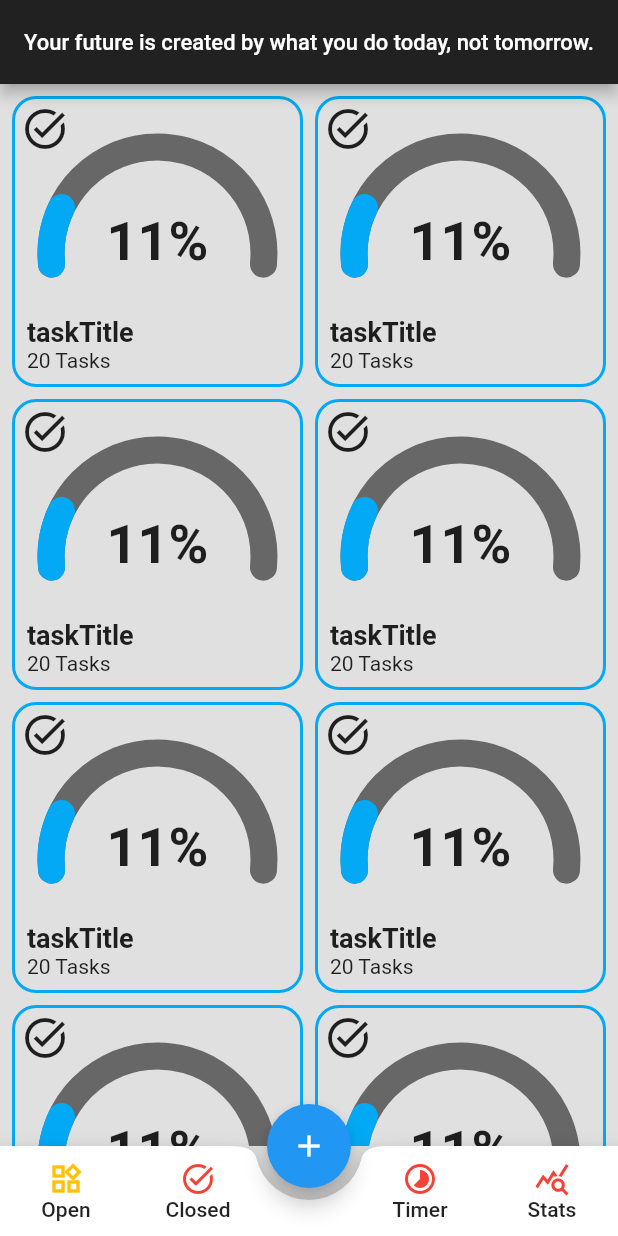
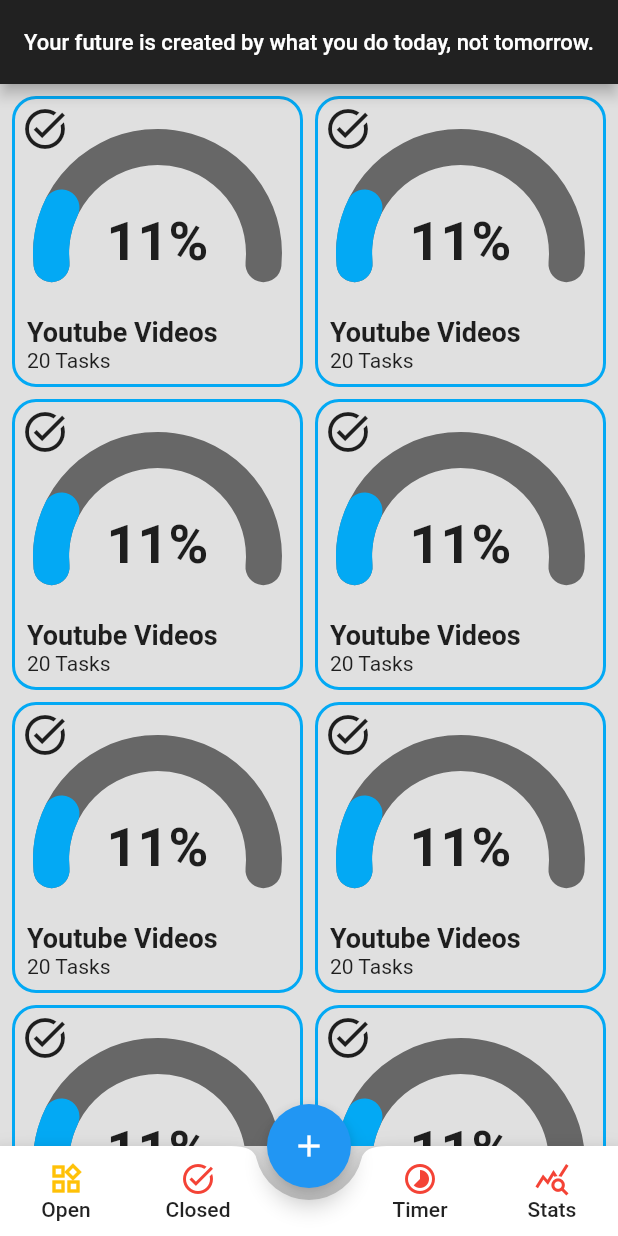
Before and after one commit to tolgasozbir/flutter_done.app, a Flutter app: the screen it shows after launch, on a phone screen of 412 x 824 dp. Run offline on Flutter 3.47's test engine with Material 2 defaults, Android fonts, the light colour scheme and no system bars; our stand-ins replace flutter_local_notifications, hive, hive_flutter, lottie; accounts and stored records are empty; statements that could not run were skipped.

Commit message:
task detail ui & task hive model

```diff
--- a/lib/constants/hive_constants.dart
+++ b/lib/constants/hive_constants.dart
@@ -1,4 +1,7 @@
 class HiveConstants {
   static const habitTypeId = 1;
   static const habitBoxName = "habits";
+
+  static const taskTypeId = 2;
+  static const taskBoxName = "tasks";
 }
--- /dev/null
+++ b/lib/models/task_model.dart
@@ -0,0 +1,31 @@
+import 'package:flutter/material.dart';
+import 'package:habit_tracker/constants/hive_constants.dart';
+import 'package:hive/hive.dart';
+
+part 'task_model.g.dart';
+
+@HiveType(typeId: HiveConstants.taskTypeId)
+class Task {
+
+  @HiveField(0)
+  late String taskTitle;
+  @HiveField(1)
+  late String taskDescription;
+  @HiveField(2)
+  late int taskCount;
+  @HiveField(3)
+  late double taskCompletionPercentage;
+  @HiveField(4)
+  late IconData taskIconData;
+  @HiveField(5)
+  late Color taskColor;
+
+  Task({
+    required this.taskTitle,
+    required this.taskDescription,
+    required this.taskCount,
+    required this.taskCompletionPercentage,
+    required this.taskIconData,
+    required this.taskColor,
+  });
+}
--- a/lib/screens/goals_view.dart
+++ b/lib/screens/goals_view.dart
@@ -1,5 +1,6 @@
 import 'dart:math';
 import 'package:flutter/material.dart';
+import 'package:habit_tracker/models/task_model.dart';
 import '../widgets/task_progress_card.dart';
 
 class GoalsView extends StatelessWidget  {
@@ -17,11 +18,14 @@
       itemCount: 12,
       itemBuilder: (BuildContext context, int index) {
         return TaskProgressCard(
-          completionPercentage: Random().nextDouble() * 100,
-          taskTitle: "taskTitle",
-          taskCount: Random().nextInt(100).toString(),
-          taskIconData: Icons.task_alt_sharp,
-          borderColor: Colors.primaries[Random().nextInt(17)]
+          task: Task(
+            taskTitle: "Youtube Videos",
+            taskDescription: "Reach 10k subsricber ba ba",
+            taskCount: Random().nextInt(100),
+            taskCompletionPercentage: Random().nextDouble()*100,
+            taskIconData: Icons.task_alt,
+            taskColor: Colors.primaries[Random().nextInt(17)]
+          ),
         );
       },
     );
--- a/lib/widgets/circular_arc_progress.dart
+++ b/lib/widgets/circular_arc_progress.dart
@@ -7,13 +7,16 @@
     Key? key,
     this.size = 200,
     this.strokeWidth = 24,
-    required this.progressPercent, required this.progressColor,
+    required this.progressPercent,
+    required this.progressColor,
+    this.textStyle = const TextStyle(fontSize: 36, fontWeight: FontWeight.bold),
   }) : super(key: key);
 
   final double progressPercent;
   final double size;
   final double strokeWidth;
   final Color progressColor;
+  final TextStyle textStyle;
 
   @override
   State<CircularArc> createState() => _CircularArcState();
@@ -27,7 +30,6 @@
   @override
   void initState() {
     super.initState();
-    print(((widget.progressPercent/math.pi)*10));
     _animationController = AnimationController(vsync: this, duration: Duration(milliseconds: 1600));
     final curvedAnimation = CurvedAnimation(parent: _animationController, curve: Curves.easeInOutCubic);
     _animation = Tween<double>(begin: 0.0, end: ((widget.progressPercent/100*math.pi))).animate(curvedAnimation)..addListener(() {
@@ -41,6 +43,9 @@
     _animationController.dispose();
     super.dispose();
   }
+
+  @override
+  bool get wantKeepAlive => true;
 
   @override
   Widget build(BuildContext context) {
@@ -66,22 +71,19 @@
         Positioned.fill(
           child: Align(
             alignment: Alignment.center,
-            child: Text("${(_animation.value / math.pi * 100).round()}%", style: TextStyle(fontSize: 36, fontWeight: FontWeight.bold)))
+            child: Text("${(_animation.value / math.pi * 100).round()}%", style: widget.textStyle))
         )
       ],
     );
   }
 
-  @override
-  // TODO: implement wantKeepAlive
-  bool get wantKeepAlive => true;
 }
 
     /// DRAW ARC ///
 
 class ProgresArcPainter extends CustomPainter {
 
-  final strokeWidth;
+  final double strokeWidth;
   final double arc;
   final Color progressColor;
 
--- a/lib/widgets/task_progress_card.dart
+++ b/lib/widgets/task_progress_card.dart
@@ -1,43 +1,47 @@
-import 'dart:ui';
-
 import 'package:flutter/material.dart';
 import 'package:habit_tracker/extensions/widget_extension.dart';
+import 'package:habit_tracker/models/task_model.dart';
+import 'package:habit_tracker/screens/task_detail_view.dart';
+import 'package:habit_tracker/utilities/route_helper.dart';
 
 import 'circular_arc_progress.dart';
 
 class TaskProgressCard extends StatelessWidget {
-  const TaskProgressCard({
-    Key? key,
-    required this.completionPercentage,
-    required this.taskTitle,
-    required this.taskCount,
-    required this.taskIconData,
-    required this.borderColor,
-  }) : super(key: key);
+  const TaskProgressCard({Key? key, required this.task}) : super(key: key);
 
-  final double completionPercentage;
-  final String taskTitle;
-  final String taskCount;
-  final IconData taskIconData;
-  final Color borderColor;
-  //TODO MODEL OLCAK
+  final Task task;
 
   @override
   Widget build(BuildContext context) {
-    return Container(
+    return GestureDetector(
+      onTap: (){
+        RouteHelper.goRoute(context: context, page: TaskDetailView(task: task));
+      },
+      child: Container(
         decoration: BoxDecoration(
           borderRadius: BorderRadius.circular(16),
-        border: Border.all(color: borderColor, width: 2)
+          border: Border.all(color: task.taskColor, width: 2)
         ),
         child: Stack(
           children: [
-          CircularArc(
-            progressPercent: completionPercentage,
-            strokeWidth: 18,
-            progressColor: borderColor,
-          ).wrapPadding(EdgeInsets.symmetric(horizontal: 24,vertical: 16)),
-          Icon(taskIconData,size: 32).wrapPadding(EdgeInsets.all(4)),
-          Positioned.fill(
+            arcProgress(),
+            Icon(task.taskIconData,size: 32).wrapPadding(EdgeInsets.all(4)),
+            taskTitleAndCount(),
+          ],
+        )
+      ),
+    );
+  }
+
+  Widget arcProgress() {
+    return CircularArc(
+      progressPercent: task.taskCompletionPercentage,
+      progressColor: task.taskColor,
+    ).wrapPadding(EdgeInsets.symmetric(horizontal: 24,vertical: 16));
+  }
+
+  Widget taskTitleAndCount() {
+    return Positioned.fill(
       child: Align(
         alignment: Alignment.bottomCenter,
         child: Column(
@@ -45,17 +49,14 @@
           crossAxisAlignment: CrossAxisAlignment.start,
           children: [
             Spacer(),
-                  Text("$taskTitle", style: TextStyle(fontSize: 18,fontWeight: FontWeight.bold) ,textAlign: TextAlign.center,),
+            Text("${task.taskTitle}", style: TextStyle(fontSize: 18,fontWeight: FontWeight.bold) ,textAlign: TextAlign.center,),
             Align(
               alignment: Alignment.centerLeft,
-                    child: Text("$taskCount Tasks")
+              child: Text("${task.taskCount} Tasks")
             )
           ],
         )
       ).wrapPadding(EdgeInsets.only(left: 8,bottom: 8))
-          ),
-        ],
-      )
     );
   }
 }
```
Also changed, not shown: lib/screens/task_detail_view.dart (added, +76 -0 lines), lib/models/task_model.g.dart (added). Lines whose indentation alone changed are shown as unchanged.
